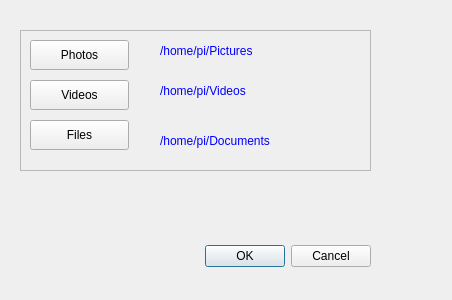
Qt form gui/preferencesGui.ui (cambridgeBlueMan/piSnap) before a commit.
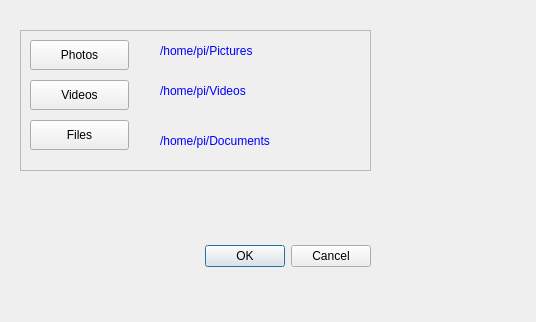
The same form after that commit.

The edit to the form file:
```diff
--- a/gui/preferencesGui.ui
+++ b/gui/preferencesGui.ui
@@ -6,8 +6,8 @@
    <rect>
     <x>0</x>
     <y>0</y>
-    <width>452</width>
-    <height>300</height>
+    <width>536</width>
+    <height>322</height>
    </rect>
   </property>
   <property name="windowTitle">
```
Left out of the diff: 40 changed lines with no effect on the pictures.
